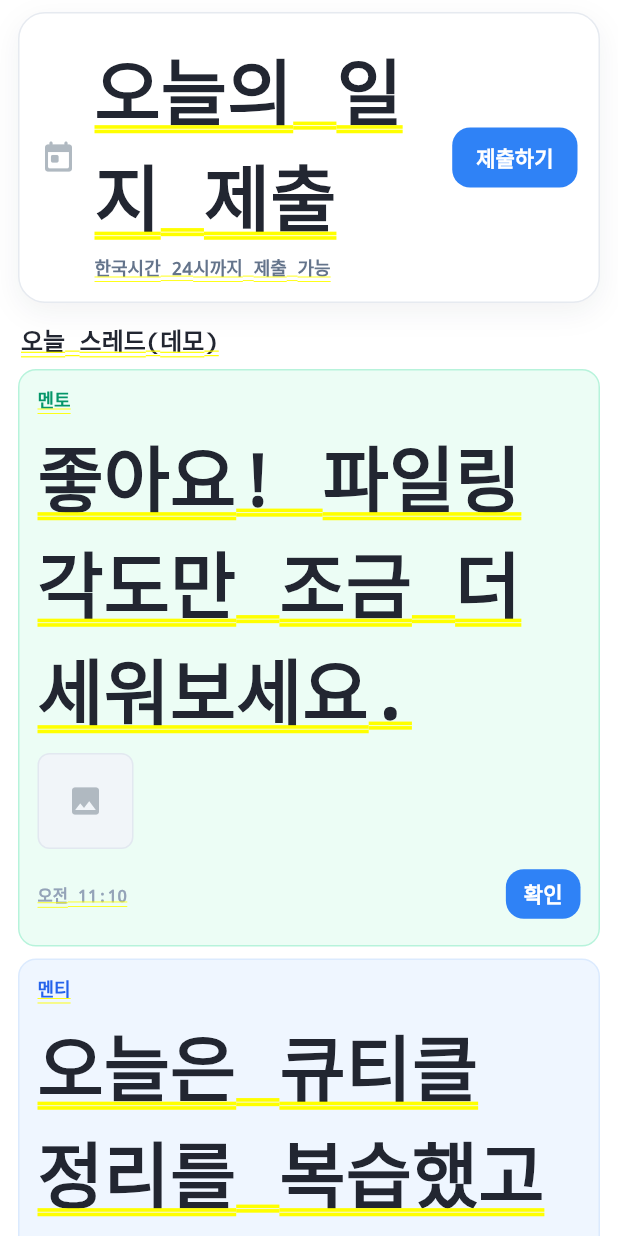
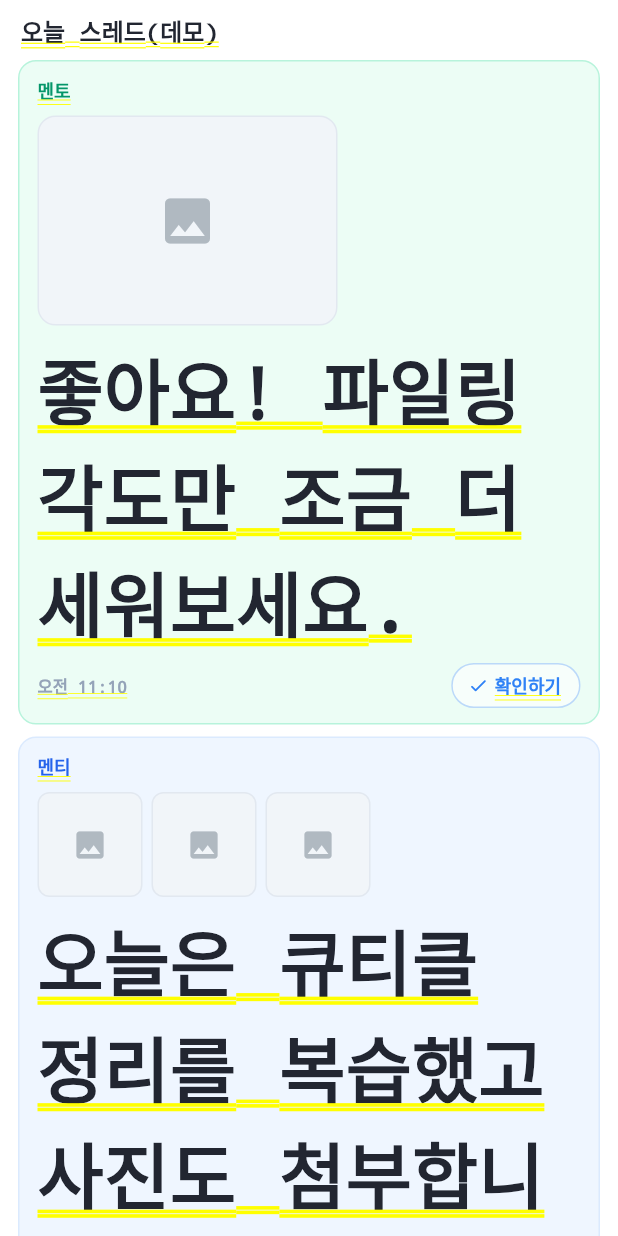
Before and after one commit to LegibleMedal670/nail, a Flutter app: the MenteeJournalPage screen opened directly, on a phone screen of 412 x 824 dp. Run offline on Flutter 3.47's test engine with Material 3 defaults, Android fonts, the phone set to English and light mode, and no system bars; our stand-ins replace cached_network_image, chewie, dio, file_picker, image_gallery_saver, image_picker and 4 more; missing offline and left inert: video_thumbnail; accounts and stored records are empty; network calls fail; Roboto replaces fonts that are missing (Pretendard).

Commit message:
멘토멘티 일일일지 UI 버블 수정

```diff
--- a/lib/Pages/Mentee/page/MenteeJournalPage.dart
+++ b/lib/Pages/Mentee/page/MenteeJournalPage.dart
@@ -1,36 +1,67 @@
 import 'package:flutter/material.dart';
 import 'package:nail/Pages/Common/ui_tokens.dart';
 
-class MenteeJournalPage extends StatelessWidget {
+class MenteeJournalPage extends StatefulWidget {
   final bool embedded;
   const MenteeJournalPage({super.key, this.embedded = false});
 
   @override
+  State<MenteeJournalPage> createState() => _MenteeJournalPageState();
+}
+
+class _MenteeJournalPageState extends State<MenteeJournalPage> {
+  final bool _hasMentor = true; // 데모용: 멘토 배정 여부
+  final bool _isSubmittedToday = true; // 데모용: 오늘 일지 제출 여부 (스레드 노출용)
+  bool _isLatestConfirmed = false; // 데모용: 최신 메시지 확인 상태
+
+  @override
   Widget build(BuildContext context) {
-    // 데모 플래그: 오늘 스레드 유무, 멘토 배정 유무
-    const bool hasToday = true;
-    const bool hasMentor = true;
+    // ... (KST 기준 계산 로직은 실제 구현 시 적용)
 
     final content = ListView(
       padding: const EdgeInsets.fromLTRB(12, 8, 12, 24),
       children: [
+        // 멘토가 없거나, 오늘 제출 안 했으면 카드 노출 (멘토 없으면 배너가 대신 뜸)
+        if (_hasMentor && !_isSubmittedToday) ...[
            const _TodayCardDemo(),
            const SizedBox(height: 12),
+        ],
+
         const _SectionTitle('오늘 스레드(데모)'),
         const SizedBox(height: 8),
-        if (!hasMentor)
-          _EmptyBanner(message: '아직 멘토가 배정되지 않았어요.'),
-        if (hasMentor && !hasToday)
-          _EmptyBanner(message: '아직 일지를 제출하지 않았어요!'),
-        if (hasMentor && hasToday) ...const [
+        if (!_hasMentor)
+          const _EmptyBanner(message: '아직 멘토가 배정되지 않았어요.'),
+        if (_hasMentor && !_isSubmittedToday)
+          const _EmptyBanner(message: '아직 일지를 제출하지 않았어요!'),
+        if (_hasMentor && _isSubmittedToday) ...[
           // 최신(멘토) → 오래된(멘티) 순으로 위→아래
-          _JournalBubble(author: 'mentor', selfRole: 'mentee', text: '좋아요! 파일링 각도만 조금 더 세워보세요.', photos: 1, time: '오전 11:10', showConfirm: true, confirmed: false),
-          SizedBox(height: 8),
-          _JournalBubble(author: 'mentee', selfRole: 'mentee', text: '오늘은 큐티클 정리를 복습했고 사진도 첨부합니다.', photos: 3, time: '오전 10:32', showConfirm: false, confirmed: true),
+          _JournalBubble(
+            author: 'mentor',
+            selfRole: 'mentee',
+            text: '좋아요! 파일링 각도만 조금 더 세워보세요.',
+            photos: 1,
+            time: '오전 11:10',
+            showConfirm: true, // 최신 메시지이므로 확인 버튼 노출 대상
+            confirmed: _isLatestConfirmed, // 로컬 상태 바인딩
+            onConfirm: () {
+              setState(() => _isLatestConfirmed = true);
+            },
+          ),
+          const SizedBox(height: 8),
+          const _JournalBubble(
+            author: 'mentee',
+            selfRole: 'mentee',
+            text: '오늘은 큐티클 정리를 복습했고 사진도 첨부합니다.',
+            photos: 3,
+            time: '오전 10:32',
+            showConfirm: false, // 최신 아님
+            confirmed: false, // 최신이 아니므로 확인 상태 표시 안 함
+          ),
         ],
       ],
     );
-    if (embedded) return content;
+    if (widget.embedded) return content;
+    // ... Scaffold ...
     return Scaffold(
       backgroundColor: Colors.white,
       appBar: AppBar(
@@ -132,7 +163,8 @@ class _JournalBubble extends StatelessWidget {
   final String time;
   final bool showConfirm; // 상대방 버블에만 '확인' 버튼 노출
   final bool confirmed;   // 내 버블에 상대방이 확인했을 때 체크 표시
-  const _JournalBubble({required this.author, required this.selfRole, required this.text, required this.photos, required this.time, required this.showConfirm, required this.confirmed});
+  final VoidCallback? onConfirm;
+  const _JournalBubble({required this.author, required this.selfRole, required this.text, required this.photos, required this.time, required this.showConfirm, required this.confirmed, this.onConfirm});
 
   @override
   Widget build(BuildContext context) {
@@ -146,6 +178,7 @@ class _JournalBubble extends StatelessWidget {
 
     return Align(
       alignment: mine ? Alignment.centerRight : Alignment.centerLeft,
+      child: IntrinsicWidth(
         child: Container(
           constraints: const BoxConstraints(maxWidth: 520),
           padding: const EdgeInsets.fromLTRB(12, 10, 12, 10),
@@ -154,19 +187,37 @@ class _JournalBubble extends StatelessWidget {
             crossAxisAlignment: CrossAxisAlignment.start,
             children: [
               Text(isMenteeMsg ? '멘티' : '멘토', style: TextStyle(color: fg, fontWeight: FontWeight.w800, fontSize: 12)),
-            const SizedBox(height: 6),
-            Text(text, style: const TextStyle(color: UiTokens.title, fontWeight: FontWeight.w700)),
               if (photos > 0) ...[
                 const SizedBox(height: 8),
-              Wrap(
-                spacing: 6, runSpacing: 6,
-                children: List.generate(photos, (i) => Container(
-                  width: 64, height: 64,
-                  decoration: BoxDecoration(color: const Color(0xFFF1F5F9), borderRadius: BorderRadius.circular(8), border: Border.all(color: const Color(0xFFE2E8F0))),
+                photos == 1
+                    ? Container(
+                        width: 200,
+                        height: 140,
+                        decoration: BoxDecoration(
+                          color: const Color(0xFFF1F5F9),
+                          borderRadius: BorderRadius.circular(12),
+                          border: Border.all(color: const Color(0xFFE2E8F0)),
+                        ),
+                        child: const Icon(Icons.photo, size: 40, color: UiTokens.actionIcon),
+                      )
+                    : Wrap(
+                        spacing: 6,
+                        runSpacing: 6,
+                        children: List.generate(
+                            photos,
+                            (i) => Container(
+                                  width: 70,
+                                  height: 70,
+                                  decoration: BoxDecoration(
+                                      color: const Color(0xFFF1F5F9),
+                                      borderRadius: BorderRadius.circular(8),
+                                      border: Border.all(color: const Color(0xFFE2E8F0))),
                                   child: const Icon(Icons.photo, color: UiTokens.actionIcon),
                                 )),
                       ),
               ],
+              const SizedBox(height: 6),
+              Text(text, style: const TextStyle(color: UiTokens.title, fontWeight: FontWeight.w700)),
               const SizedBox(height: 6),
               Row(
                 mainAxisAlignment: MainAxisAlignment.spaceBetween,
@@ -175,20 +226,39 @@ class _JournalBubble extends StatelessWidget {
                   Row(
                     mainAxisSize: MainAxisSize.min,
                     children: [
-                    if (!mine && showConfirm)
-                      FilledButton(
-                        onPressed: () {
-                          ScaffoldMessenger.of(context).showSnackBar(const SnackBar(content: Text('데모: 확인 처리는 후속 단계에서 구현됩니다.')));
+                      if (!mine && showConfirm && !confirmed) // confirmed가 true면 버튼 숨기고 체크 표시로 전환 (원한다면)
+                        InkWell(
+                          onTap: onConfirm ?? () {
+                            ScaffoldMessenger.of(context).showSnackBar(const SnackBar(content: Text('데모: 확인 처리')));
                           },
-                        style: FilledButton.styleFrom(
-                          backgroundColor: canEdit ? UiTokens.primaryBlue : const Color(0xFFE2E8F0),
-                          foregroundColor: canEdit ? Colors.white : UiTokens.title,
-                          shape: RoundedRectangleBorder(borderRadius: BorderRadius.circular(12)),
-                          minimumSize: const Size(0, 32),
-                          padding: const EdgeInsets.symmetric(horizontal: 12, vertical: 6),
+                          borderRadius: BorderRadius.circular(20),
+                          child: Container(
+                            padding: const EdgeInsets.fromLTRB(10, 5, 12, 5),
+                            decoration: BoxDecoration(
+                              color: Colors.white.withOpacity(0.6),
+                              borderRadius: BorderRadius.circular(20),
+                              border: Border.all(color: UiTokens.primaryBlue.withOpacity(0.3), width: 1),
                             ),
-                        child: const Text('확인', style: TextStyle(fontWeight: FontWeight.w800)),
+                            child: Row(
+                              mainAxisSize: MainAxisSize.min,
+                              children: const [
+                                Icon(Icons.check_rounded, size: 14, color: UiTokens.primaryBlue),
+                                SizedBox(width: 4),
+                                Text(
+                                  '확인하기',
+                                  style: TextStyle(color: UiTokens.primaryBlue, fontWeight: FontWeight.w700, fontSize: 12),
                                 ),
+                              ],
+                            ),
+                          ),
+                        ),
+                      // 내가 받은 메시지인데 이미 확인한 경우
+                      if (!mine && confirmed) ...[
+                        const Icon(Icons.check_circle, size: 14, color: UiTokens.primaryBlue),
+                        const SizedBox(width: 4),
+                        const Text('확인함', style: TextStyle(color: UiTokens.primaryBlue, fontSize: 11, fontWeight: FontWeight.w800)),
+                      ],
+                      // 내가 보낸 메시지를 상대가 확인한 경우
                       if (mine && confirmed) ...[
                         const Icon(Icons.check_circle, size: 14, color: Color(0xFF059669)),
                         const SizedBox(width: 4),
@@ -201,6 +271,7 @@ class _JournalBubble extends StatelessWidget {
             ],
           ),
         ),
+      ),
     );
   }
 }
```
Also changed, not shown: lib/Pages/Mentor/page/MentorJournalPage.dart (+56 -22 lines). Lines whose indentation alone changed are shown as unchanged.
